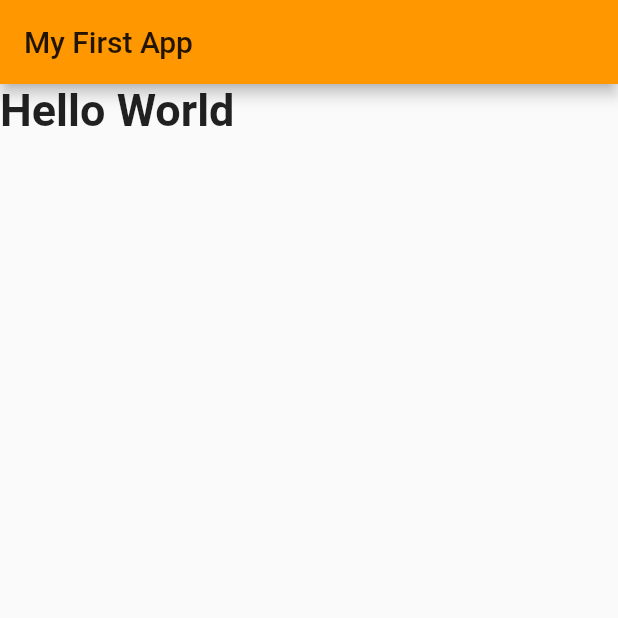
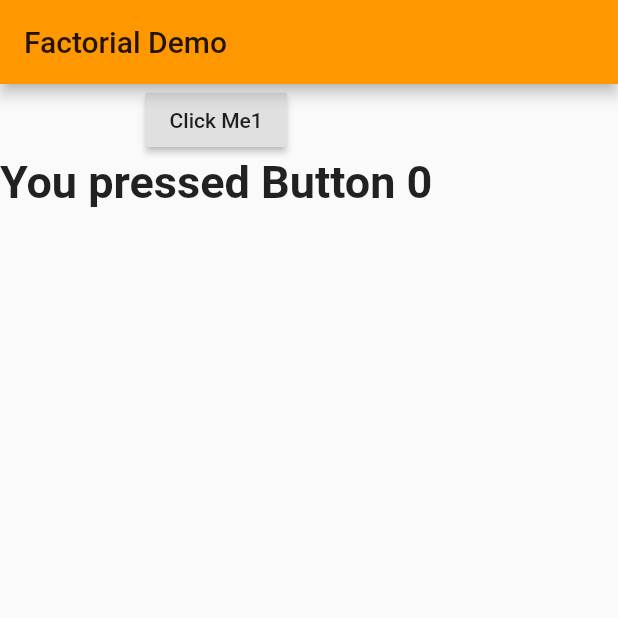
Before and after one commit to jinalshah999/flutterDemoApp, a Flutter app: the screen it shows after launch, on a phone screen of 412 x 824 dp, the top half of it. Run offline on Flutter 3.47's test engine with Material 2 defaults, Android fonts, the phone set to English and light mode, and no system bars.

Commit message:
added counter

```diff
--- a/lib/main.dart
+++ b/lib/main.dart
@@ -10,17 +10,48 @@ class MyApp extends StatelessWidget {
       theme: ThemeData(
         primarySwatch: Colors.orange,
       ),
-      home: Scaffold(
-        appBar: AppBar(
-          title: Text('My First App'),
-        ),
-        body: Text(
-          'Hello World',
-          style: TextStyle(
-            fontSize: 30.0,
-            fontWeight: FontWeight.bold,
+      home: MyAppHomePage(),
+    );
+  }
+}
+
+class MyAppHomePage extends StatefulWidget {
+  @override
+  _MyAppHomePage createState() {
+    // TODO: implement createState
+    return _MyAppHomePage();
+  }
+}
+
+class _MyAppHomePage extends State<MyAppHomePage> {
+  int _counter = 0;
+void incCounter(){
+ setState(() {
+  _counter=_counter+1;
+ });
+
+}
+  @override
+  Widget build(BuildContext context) {
+    // TODO: implement build
+    return Scaffold(
+      appBar: AppBar(
+        title: Text('Factorial Demo'),
+      ),
+      body: Column(
+        children: <Widget>[
+          RaisedButton(
+            child: Text('Click Me1'),
+            onPressed: incCounter,
           ),
-        ),
+          Text(
+            'You pressed Button $_counter',
+            style: TextStyle(
+              fontSize: 30.0,
+              fontWeight: FontWeight.bold,
+            ),
+          )
+        ],
       ),
     );
   }
```
